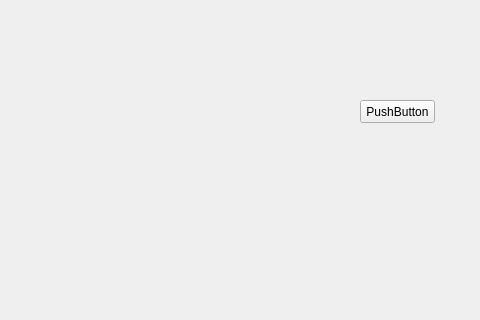
guuse/fridget-python, file resources/ui/stackedTest.ui: the form before one commit; both pictures show x 0 to 480 and y 0 to 320 of the 480 by 800 pixel window.
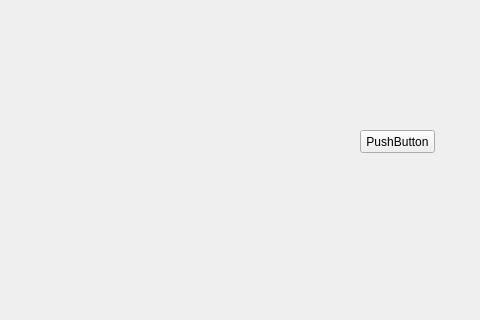
The form after the commit. The open tabs and pages were chosen to show the change. Icons and pictures are not drawn.

```diff
--- a/resources/ui/stackedTest.ui
+++ b/resources/ui/stackedTest.ui
@@ -194,7 +194,7 @@
       <property name="geometry">
        <rect>
         <x>360</x>
-        <y>100</y>
+        <y>130</y>
         <width>75</width>
         <height>23</height>
        </rect>
```
Left out of the diff: 2 changed lines with no effect on the pictures.
